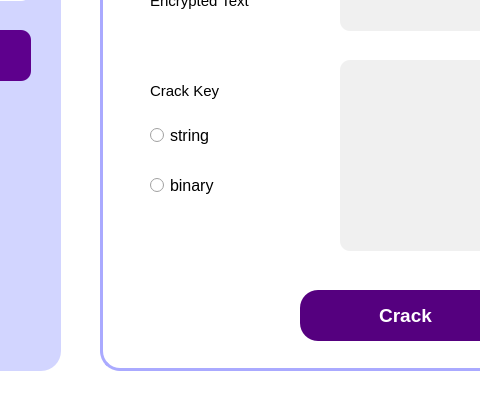
Above: ui/crack.ui from Jiewoe/Simple_AES before the change; both pictures show x 240 to 720 and y 200 to 600 of the 1000 by 600 pixel window. Below: the same form after it.
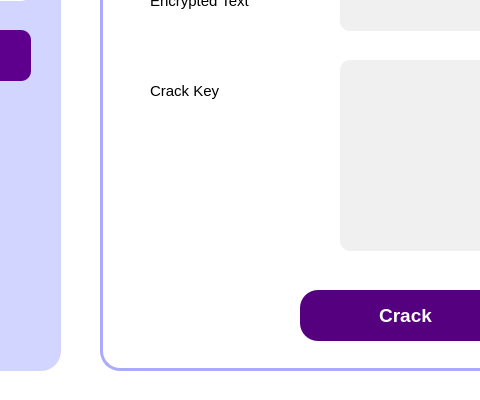
That is the form after the change. Icons and pictures are not drawn.

Diff of the .ui file:
```diff
--- a/ui/crack.ui
+++ b/ui/crack.ui
@@ -221,54 +221,6 @@
        <bool>false</bool>
       </property>
      </widget>
-     <widget class="QRadioButton" name="char_button">
-      <property name="geometry">
-       <rect>
-        <x>50</x>
-        <y>280</y>
-        <width>171</width>
-        <height>31</height>
-       </rect>
-      </property>
-      <property name="font">
-       <font>
-        <family>Arial</family>
-        <pointsize>12</pointsize>
-        <weight>50</weight>
-        <bold>false</bold>
-       </font>
-      </property>
-      <property name="text">
-       <string>string</string>
-      </property>
-      <attribute name="buttonGroup">
-       <string notr="true">choose_mode_group</string>
-      </attribute>
-     </widget>
-     <widget class="QRadioButton" name="binary_button">
-      <property name="geometry">
-       <rect>
-        <x>50</x>
-        <y>330</y>
-        <width>181</width>
-        <height>31</height>
-       </rect>
-      </property>
-      <property name="font">
-       <font>
-        <family>Arial</family>
-        <pointsize>12</pointsize>
-        <weight>50</weight>
-        <bold>false</bold>
-       </font>
-      </property>
-      <property name="text">
-       <string>binary</string>
-      </property>
-      <attribute name="buttonGroup">
-       <string notr="true">choose_mode_group</string>
-      </attribute>
-     </widget>
      <widget class="QLabel" name="crack_result">
       <property name="geometry">
        <rect>
```
